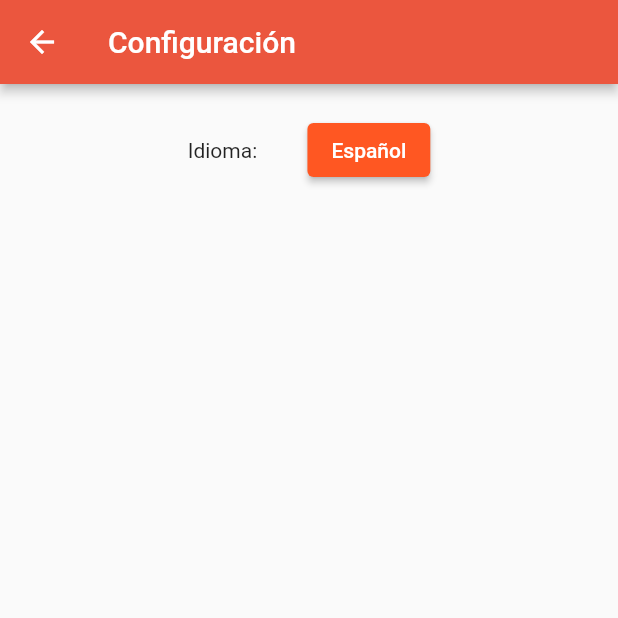
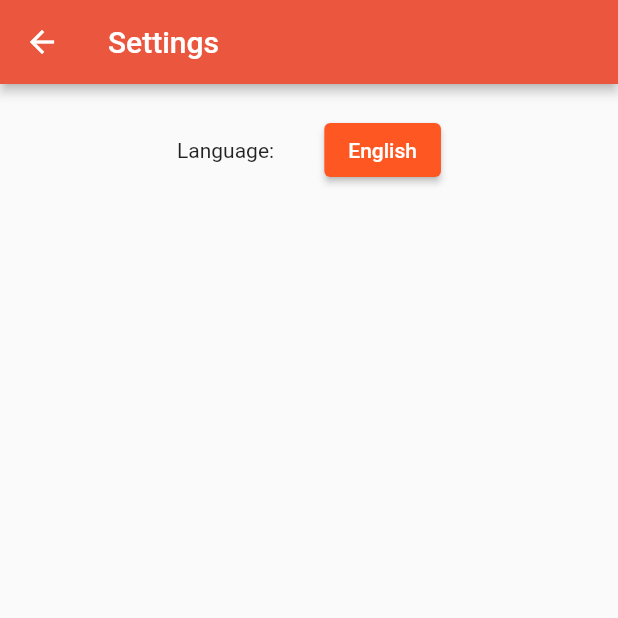
Before and after one commit to senonide/weather-app, a Flutter app: the screen it shows after launch, after a tap on the "settings" icon, on a phone screen of 412 x 824 dp, the top half of it. Run offline on Flutter 3.47's test engine with Material 2 defaults, Android fonts, the phone set to English and light mode, and no system bars; our stand-ins replace shared_preferences; network calls fail.

```diff
--- a/weatherapp/lib/config.dart
+++ b/weatherapp/lib/config.dart
@@ -1,5 +1,7 @@
 import 'package:flutter/material.dart';
 import 'package:weatherapp/i18n/localizations.dart';
+import 'package:weatherapp/repository/preferences.dart';
+import 'package:weatherapp/settings_controller.dart';
 
 /*
 CLase encargada de administrar los parametros de configuración de la aplicación
@@ -8,19 +10,21 @@ class Config {
   static MaterialColor mainColor = Colors.deepOrange;
 
   static WeatherAppLocalizations locales =
-      WeatherAppLocalizations(const Locale('es'));
+      WeatherAppLocalizations(Locale(SettingsController.lang));
 
   // Idioma seleccionado por el usuario
-  static String selectedLocale = 'es';
+  static String selectedLocale = SettingsController.lang;
 
   // Función para cambiar el idioma de la aplicación
   static changeLocales() {
     if (selectedLocale == 'es') {
       locales.locale = const Locale('en');
       selectedLocale = 'en';
+      Preferences.saveData("lang", "en");
     } else {
       locales.locale = const Locale('es');
       selectedLocale = 'es';
+      Preferences.saveData("lang", "es");
     }
   }
 
--- a/weatherapp/lib/main.dart
+++ b/weatherapp/lib/main.dart
@@ -1,33 +1,42 @@
 import 'package:flutter/material.dart';
 import 'package:weatherapp/config.dart';
+import 'package:weatherapp/settings_controller.dart';
 import 'package:weatherapp/views/cities_view.dart';
 import 'package:flutter_localizations/flutter_localizations.dart';
 
 /*
 Punto de entrada
 */
-void main() {
-  runApp(const MyApp());
+void main() async {
+  WidgetsFlutterBinding.ensureInitialized();
+  final settingsController = SettingsController();
+  await settingsController.loadSettings();
+  runApp(MyApp(
+    settingsController: settingsController,
+  ));
 }
 
 /*
 Clase principal de la App
 */
-class MyApp extends StatefulWidget {
-  const MyApp({Key? key}) : super(key: key);
-  @override
-  State<MyApp> createState() => _MyAppState();
-}
+class MyApp extends StatelessWidget {
+  const MyApp({
+    Key? key,
+    required this.settingsController,
+  }) : super(key: key);
 
-class _MyAppState extends State<MyApp> {
+  final SettingsController settingsController;
   @override
   Widget build(BuildContext context) {
+    return AnimatedBuilder(
+        animation: settingsController,
+        builder: (BuildContext context, Widget? child) {
           return MaterialApp(
             theme: ThemeData(
               primarySwatch: Config.mainColor,
             ),
             title: 'Weather App',
-      home: CitiesView(),
+            home: const CitiesView(),
             debugShowCheckedModeBanner: false,
             localizationsDelegates: const [
               GlobalMaterialLocalizations.delegate,
@@ -38,5 +47,6 @@ class _MyAppState extends State<MyApp> {
               Locale('es'), // Español
             ],
           );
+        });
   }
 }
--- a/weatherapp/lib/repository/preferences.dart
+++ b/weatherapp/lib/repository/preferences.dart
@@ -4,15 +4,37 @@ import 'package:shared_preferences/shared_preferences.dart';
 Clase encargada de almacenar en el dispositivo las preferencias del sistema
 */
 class Preferences {
+  static SharedPreferences? _prefs;
+
+  static Future<SharedPreferences> getSharedPreferences() async {
+    return await SharedPreferences.getInstance();
+  }
+
   // Función para guardar datos
-  static saveData(String key, String data) async {
-    final prefs = await SharedPreferences.getInstance();
-    prefs.setString(key, data);
+  static saveData(String key, String data) {
+    if (_prefs == null) {
+      getSharedPreferences().then((value) => _prefs = value);
+    }
+    _prefs!.setString(key, data);
   }
 
   // Función para cargar datos
-  static getData(String key) async {
-    final prefs = await SharedPreferences.getInstance();
-    return prefs.getInt('key');
+  static getData(String key) {
+    if (_prefs == null) {
+      getSharedPreferences().then((value) => _prefs = value);
+    }
+    return _prefs!.getInt('key');
+  }
+
+  static String getLang(SharedPreferences preferences) {
+    if (_prefs == null) {
+      getSharedPreferences().then((value) => _prefs = value);
+    }
+    var lang = preferences.getString('lang');
+    if (lang != null && lang != "") {
+      return lang;
+    } else {
+      return "en";
+    }
   }
 }
--- /dev/null
+++ b/weatherapp/lib/settings_controller.dart
@@ -0,0 +1,19 @@
+import 'package:flutter/material.dart';
+import 'package:shared_preferences/shared_preferences.dart';
+import 'package:weatherapp/repository/preferences.dart';
+
+class SettingsController with ChangeNotifier {
+  SettingsController();
+
+  static late String _lang;
+
+  static String get lang => _lang;
+
+  Future<String> getLang() async =>
+      Preferences.getLang(await SharedPreferences.getInstance());
+
+  Future<void> loadSettings() async {
+    _lang = await getLang();
+    notifyListeners();
+  }
+}
```
Also changed, not shown: 1 other file. Lines whose indentation alone changed are shown as unchanged.
